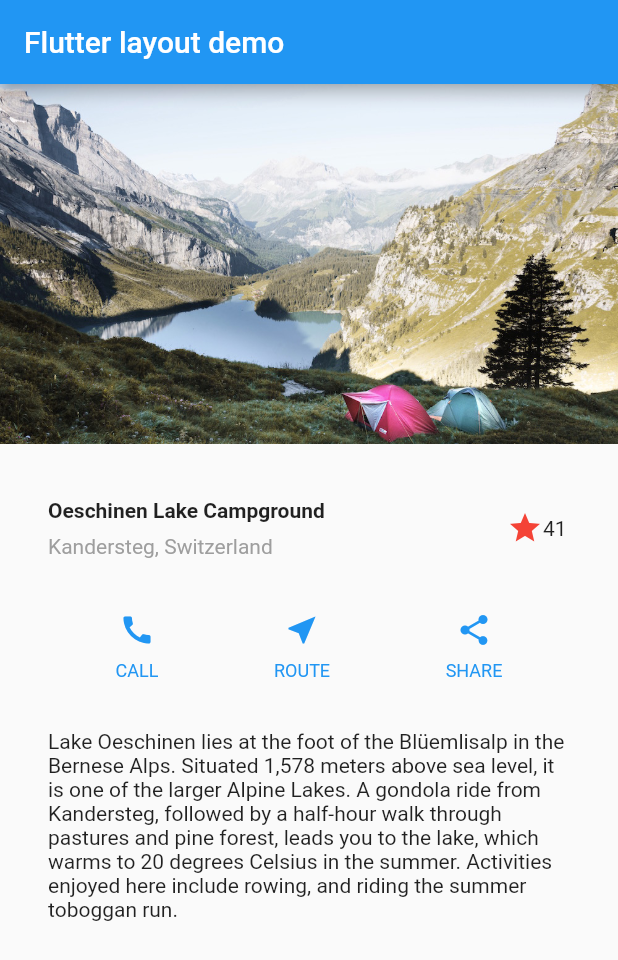
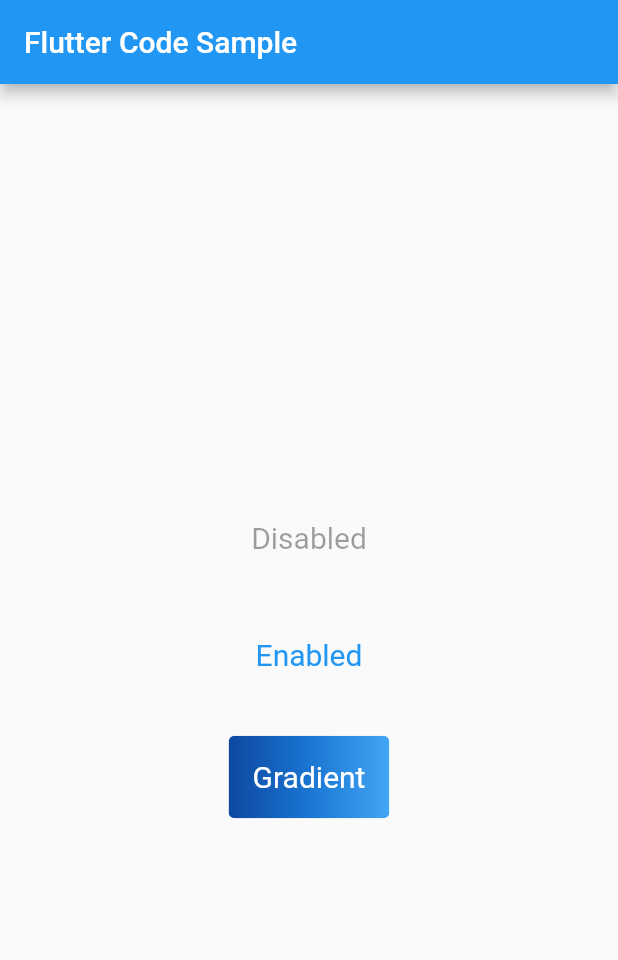
Before and after one commit to tvhfrks12678/flutter-my-app, a Flutter app: the screen it shows after launch, on a phone screen of 412 x 824 dp. Shown: the top 960 px of the screen. Run offline on Flutter 3.47's test engine with Material 2 defaults, Android fonts, the phone set to English and light mode, and no system bars.

Commit message:
learn: TextButton class

```diff
--- a/lib/main.dart
+++ b/lib/main.dart
@@ -9,152 +9,76 @@ void main() => runApp(const MyApp());
 class MyApp extends StatelessWidget {
   const MyApp({Key? key}) : super(key: key);
 
+  static const String _title = 'Flutter Code Sample';
+
   @override
   Widget build(BuildContext context) {
-    Widget titleSection = Container(
-      padding: const EdgeInsets.all(32),
-      child: Row(
-        children: [
-          Expanded(
-            child: Column(
-              crossAxisAlignment: CrossAxisAlignment.start,
-              children: [
-                Container(
-                  padding: const EdgeInsets.only(bottom: 8),
-                  child: const Text(
-                    'Oeschinen Lake Campground',
-                    style: TextStyle(
-                      fontWeight: FontWeight.bold,
-                    ),
-                  ),
-                ),
-                Text(
-                  'Kandersteg, Switzerland',
-                  style: TextStyle(color: Colors.grey[500]),
-                ),
-              ],
-            ),
-          ),
-          const FavoriteWidget(),
-        ],
+    return MaterialApp(
+      title: _title,
+      home: Scaffold(
+        appBar: AppBar(title: const Text(_title)),
+        body: const MyStatelessWidget(),
       ),
-    );
-
-    Color color = Theme.of(context).primaryColor;
-    Widget buttonSelection = Row(
-      mainAxisAlignment: MainAxisAlignment.spaceEvenly,
-      children: [
-        _buildButtonColumn(color, Icons.call, 'CALL'),
-        _buildButtonColumn(color, Icons.near_me, 'ROUTE'),
-        _buildButtonColumn(color, Icons.share, 'SHARE')
-      ],
-    );
-
-    Widget textSection = const Padding(
-      padding: EdgeInsets.all(32),
-      child: Text(
-        'Lake Oeschinen lies at the foot of the Blüemlisalp in the Bernese '
-        'Alps. Situated 1,578 meters above sea level, it is one of the '
-        'larger Alpine Lakes. A gondola ride from Kandersteg, followed by a '
-        'half-hour walk through pastures and pine forest, leads you to the '
-        'lake, which warms to 20 degrees Celsius in the summer. Activities '
-        'enjoyed here include rowing, and riding the summer toboggan run.',
-        softWrap: true,
-      ),
-    );
-
-    return MaterialApp(
-      title: 'Flutter layout demo',
-      home: Scaffold(
-        appBar: AppBar(
-          title: const Text('Flutter layout demo'),
-        ),
-        body: ListView(
-          children: [
-            Image.asset(
-              'images/lake.jpg',
-              width: 600,
-              height: 240,
-              fit: BoxFit.cover,
-            ),
-            titleSection,
-            buttonSelection,
-            textSection,
-          ],
-        ),
-      ),
-    );
-  }
-
-  Column _buildButtonColumn(Color color, IconData icon, String label) {
-    return Column(
-      mainAxisSize: MainAxisSize.min,
-      mainAxisAlignment: MainAxisAlignment.center,
-      children: [
-        Icon(icon, color: color),
-        Container(
-          margin: const EdgeInsets.only(top: 8),
-          child: Text(
-            label,
-            style: TextStyle(
-              fontSize: 12,
-              fontWeight: FontWeight.w400,
-              color: color,
-            ),
-          ),
-        ),
-      ],
     );
   }
 }
 
-class FavoriteWidget extends StatefulWidget {
-  const FavoriteWidget({Key? key}) : super(key: key);
-
-  @override
-  _FavoriteWidgetState createState() => _FavoriteWidgetState();
-}
-
-class _FavoriteWidgetState extends State<FavoriteWidget> {
-  bool _isFavorited = true;
-  int _favoriteCount = 41;
-
-  void _toggleFavorite() {
-    setState(() {
-      if (_isFavorited) {
-        _favoriteCount -= 1;
-        _isFavorited = false;
-      } else {
-        _favoriteCount += 1;
-        _isFavorited = true;
-      }
-    });
-  }
+class MyStatelessWidget extends StatelessWidget {
+  const MyStatelessWidget({Key? key}) : super(key: key);
 
   @override
   Widget build(BuildContext context) {
-    return Row(
-      mainAxisSize: MainAxisSize.min,
-      children: [
-        Container(
-          padding: const EdgeInsets.all(0),
-          child: IconButton(
-            padding: const EdgeInsets.all(0),
-            alignment: Alignment.centerRight,
-            icon: (_isFavorited
-                ? const Icon(Icons.star)
-                : const Icon(Icons.star_border)),
-            color: Colors.red[500],
-            onPressed: _toggleFavorite,
+    return Center(
+      child: Column(
+        mainAxisSize: MainAxisSize.min,
+        children: <Widget>[
+          TextButton(
+            style: TextButton.styleFrom(
+              textStyle: const TextStyle(fontSize: 20),
+            ),
+            onPressed: null,
+            child: const Text('Disabled'),
           ),
-        ),
-        SizedBox(
-          width: 18,
-          child: SizedBox(
-            child: Text('$_favoriteCount'),
+          const SizedBox(height: 30),
+          TextButton(
+            style: TextButton.styleFrom(
+              textStyle: const TextStyle(fontSize: 20),
+            ),
+            onPressed: () {},
+            child: const Text('Enabled'),
           ),
-        ),
-      ],
+          const SizedBox(height: 30),
+          ClipRRect(
+            borderRadius: BorderRadius.circular(4),
+            child: Stack(
+              children: <Widget>[
+                Positioned.fill(
+                  child: Container(
+                    decoration: const BoxDecoration(
+                      gradient: LinearGradient(
+                        colors: <Color>[
+                          Color(0xFF0D47A1),
+                          Color(0xFF1976D2),
+                          Color(0xFF42A5F5),
+                        ],
+                      ),
+                    ),
+                  ),
+                ),
+                TextButton(
+                  style: TextButton.styleFrom(
+                    padding: const EdgeInsets.all(16.0),
+                    primary: Colors.white,
+                    textStyle: const TextStyle(fontSize: 20),
+                  ),
+                  onPressed: () {},
+                  child: const Text('Gradient'),
+                )
+              ],
+            ),
+          ),
+        ],
+      ),
     );
   }
 }
```
